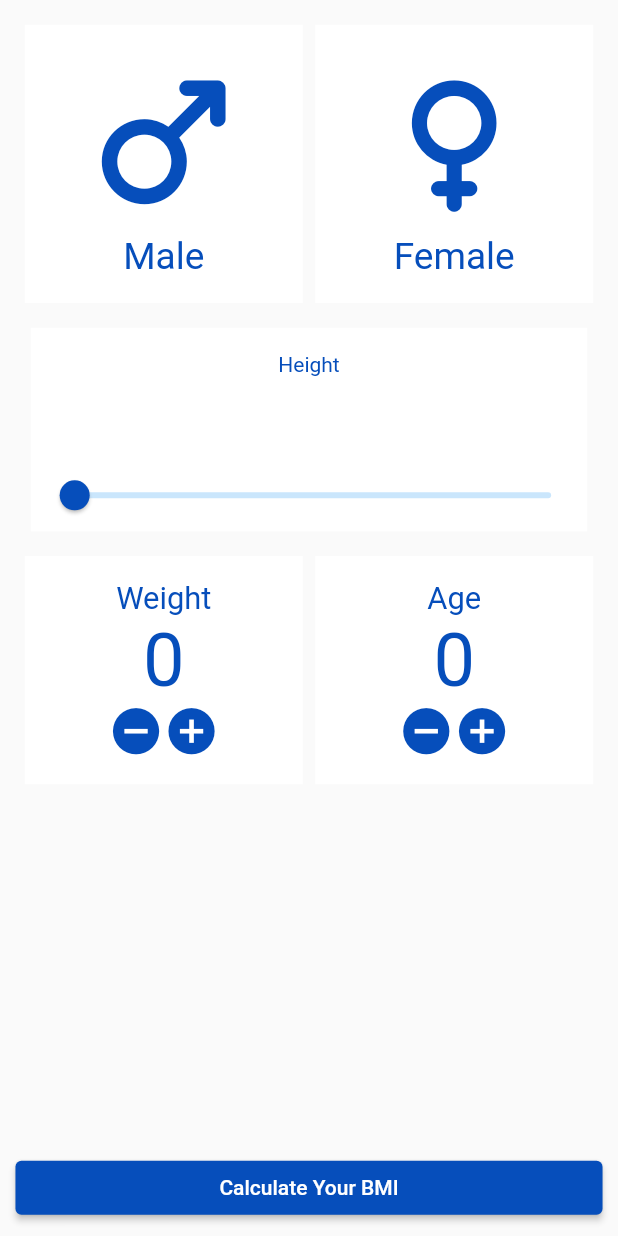
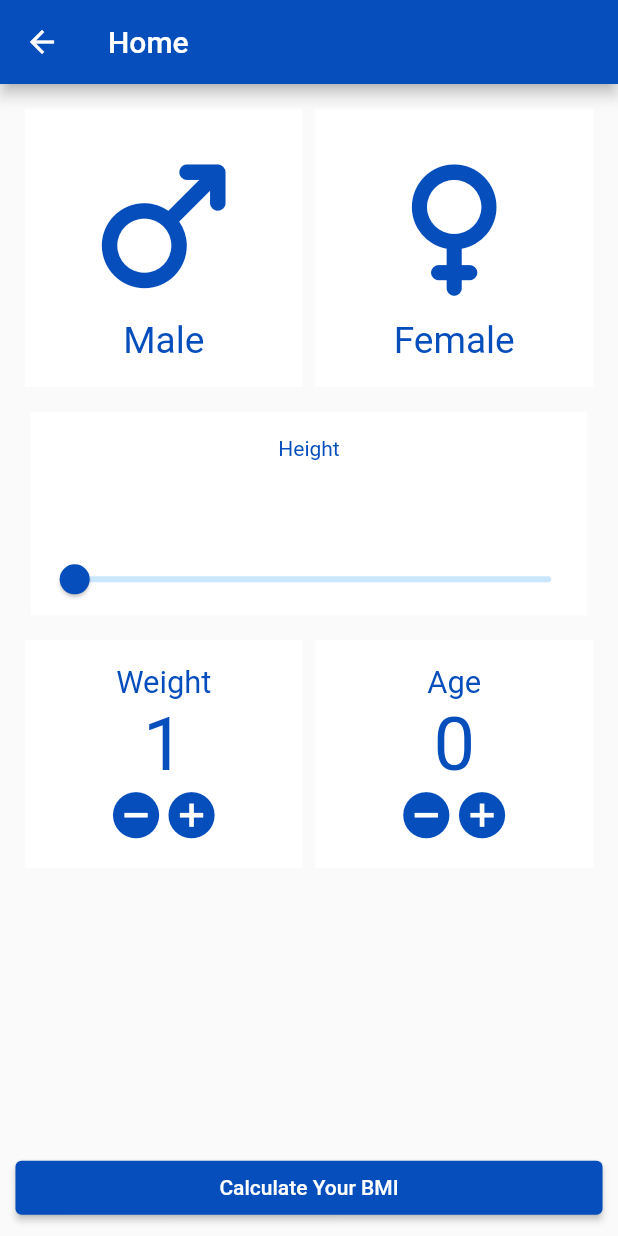
Before and after one commit to shahzebnaqvi/Medical_App, a Flutter app: the Bmi screen opened directly, after a tap on the "add circle" icon, on a phone screen of 412 x 824 dp. Run offline on Flutter 3.47's test engine with Material 2 defaults, Android fonts, the phone set to English and light mode, and no system bars; our stand-ins replace carousel_slider, get.

Commit message:
bmi calculate

```diff
--- /dev/null
+++ b/lib/Controllers/bmi_controller.dart
@@ -0,0 +1,36 @@
+import 'package:get/get.dart';
+
+class BmiController extends GetxController {
+  var gender = 0.obs;
+  final height = 0.obs;
+  var weight = 0.obs;
+  var age = 0.obs;
+  increment(var index) {
+    print(index);
+    if (index == "1") {
+      weight++;
+      print(weight);
+      update();
+    } else if (index == "2") {
+      age++;
+      print(age);
+      update();
+    }
+  }
+
+  decrement(var index) {
+    if (index == "1") {
+      if (weight >= 1) {
+        weight--;
+      }
+      print(weight);
+      update();
+    } else if (index == "2") {
+      if (age >= 1) {
+        age--;
+      }
+      print(age);
+      update();
+    }
+  }
+}
--- a/lib/Screens/additionaltools/bmi.dart
+++ b/lib/Screens/additionaltools/bmi.dart
@@ -1,21 +1,9 @@
 import 'package:flutter/material.dart';
+import 'package:get/get.dart';
 import 'package:medical_app/Constants/constants.dart';
+import 'package:medical_app/Controllers/bmi_controller.dart';
 
-void increment1() {
-  counter1++;
-}
-
-void increment2() {
-  counter2++;
-}
-
-void decrement1() {
-  counter1--;
-}
-
-void decrement2() {
-  counter2--;
-}
+import '../../Widgets/bmi_widget.dart';
 
 class Bmi extends StatefulWidget {
   const Bmi({Key? key}) : super(key: key);
@@ -24,31 +12,39 @@ class Bmi extends StatefulWidget {
   _BmiState createState() => _BmiState();
 }
 
-int counter1 = 0;
-int counter2 = 0;
 double heightcm1 = 0;
 String heightcm = "";
 Color backcolor = Colors.black;
 Color backcolorcon = Colors.white;
 
-// Color backbut = Colors.pink.shade900;
-Color backbut21 = Colors.pink.shade50;
-
-Color coloricon = Color.fromRGBO(6, 78, 187, 1);
+Color coloricon = Constants.mainColor;
 Color fontcolor = Constants.mainColor;
 double _currentSliderValue = 20;
+final genderController = TextEditingController();
+final heightController = TextEditingController();
+final weightController = TextEditingController();
+final ageController = TextEditingController();
+final bmiController = Get.put(BmiController());
 
 class _BmiState extends State<Bmi> {
   height() {
     setState(() {
       heightcm1 = _currentSliderValue;
       heightcm = num.parse(heightcm1.toString()).toStringAsFixed(1);
+      // bmiController.height = heightcm.runtimeType;
+      // bmiController.height.value = heightcm;
+      print(heightcm1.runtimeType);
+      print(bmiController.height.value.runtimeType);
     });
   }
 
   @override
   Widget build(BuildContext context) {
     return Scaffold(
+      appBar: AppBar(
+        title: const Text('Home'),
+        backgroundColor: Constants.mainColor,
+      ),
       body: Column(
         children: [
           Padding(
@@ -84,7 +80,7 @@ class _BmiState extends State<Bmi> {
                   value: _currentSliderValue,
                   min: 10,
                   max: 1000,
-                  activeColor: Colors.white,
+                  activeColor: Constants.mainColor,
                   thumbColor: Constants.mainColor,
                   divisions: 1000,
                   label: _currentSliderValue.round().toString(),
@@ -103,16 +99,131 @@ class _BmiState extends State<Bmi> {
             child: Row(
               mainAxisAlignment: MainAxisAlignment.spaceBetween,
               children: [
-                Containerhalf1(
-                    heading1: "Weight",
-                    counter: counter1,
-                    indexnum: "1",
-                    Onincrement: () => increment1()),
-                Containerhalf1(
-                    heading1: "Age",
-                    counter: counter2,
-                    indexnum: "2",
-                    Onincrement: () => increment1()),
+                Container(
+                  padding: EdgeInsets.all(
+                    MediaQuery.of(context).size.width * 0.04,
+                  ),
+                  width: MediaQuery.of(context).size.width * 0.45,
+                  color: backcolorcon,
+                  child: Column(
+                    children: [
+                      Text(
+                        "Weight",
+                        style: TextStyle(
+                            fontSize: MediaQuery.of(context).size.width * 0.05,
+                            color: fontcolor),
+                      ),
+                      Obx(() => Text(
+                            '${bmiController.weight.value}',
+                            style: TextStyle(
+                                fontSize:
+                                    MediaQuery.of(context).size.width * 0.12,
+                                color: fontcolor),
+                          )),
+                      // Text(
+                      //   "${widget.counter}",
+                      //   style: TextStyle(
+                      //       fontSize: MediaQuery.of(context).size.width * 0.12,
+                      //       color: fontcolor),
+                      // ),
+                      Row(
+                        mainAxisAlignment: MainAxisAlignment.center,
+                        children: [
+                          InkWell(
+                            onTap: () {
+                              bmiController.decrement("1");
+                            },
+                            child: Icon(
+                              Icons.remove_circle,
+                              color: fontcolor,
+                              size: MediaQuery.of(context).size.width * 0.09,
+                            ),
+                          ),
+                          InkWell(
+                            onTap: () {
+                              bmiController.increment("1");
+                            },
+                            child: Icon(
+                              Icons.add_circle,
+                              color: fontcolor,
+                              size: MediaQuery.of(context).size.width * 0.09,
+                            ),
+                          ),
+                        ],
+                      )
+                    ],
+                  ),
+                ),
+                Container(
+                  padding: EdgeInsets.all(
+                    MediaQuery.of(context).size.width * 0.04,
+                  ),
+                  width: MediaQuery.of(context).size.width * 0.45,
+                  color: backcolorcon,
+                  child: Column(
+                    children: [
+                      Text(
+                        "Age",
+                        style: TextStyle(
+                            fontSize: MediaQuery.of(context).size.width * 0.05,
+                            color: fontcolor),
+                      ),
+                      Obx(() => Text(
+                            '${bmiController.age.value}',
+                            style: TextStyle(
+                                fontSize:
+                                    MediaQuery.of(context).size.width * 0.12,
+                                color: fontcolor),
+                          )),
+                      //         GetX<BmiController>(
+                      //           init: BmiController(),
+                      //           builder: (_c) =>
+                      //               Text('GetX: ${bmiController.weight.value}'),
+                      //         ),
+                      // Text(
+                      //   "${widget.counter}",
+                      //   style: TextStyle(
+                      //       fontSize: MediaQuery.of(context).size.width * 0.12,
+                      //       color: fontcolor),
+                      // ),
+                      Row(
+                        mainAxisAlignment: MainAxisAlignment.center,
+                        children: [
+                          InkWell(
+                            onTap: () {
+                              bmiController.decrement("2");
+                            },
+                            child: Icon(
+                              Icons.remove_circle,
+                              color: fontcolor,
+                              size: MediaQuery.of(context).size.width * 0.09,
+                            ),
+                          ),
+                          InkWell(
+                            onTap: () {
+                              bmiController.increment("2");
+                            },
+                            child: Icon(
+                              Icons.add_circle,
+                              color: fontcolor,
+                              size: MediaQuery.of(context).size.width * 0.09,
+                            ),
+                          ),
+                        ],
+                      )
+                    ],
+                  ),
+                ),
+                // Containerhalf1(
+                //     heading1: "Weight",
+                //     counter: bmiController.weight.value,
+                //     indexnum: "1",
+                //     Onincrement: () => {}),
+                // Containerhalf1(
+                //     heading1: "Age",
+                //     counter: bmiController.weight.value,
+                //     indexnum: "2",
+                //     Onincrement: () {}),
               ],
             ),
           ),
@@ -136,118 +247,3 @@ class _BmiState extends State<Bmi> {
     );
   }
 }
-
-Widget containerhalf(context, iconcont, name) {
-  return Container(
-    padding: EdgeInsets.all(
-      MediaQuery.of(context).size.width * 0.04,
-    ),
-    width: MediaQuery.of(context).size.width * 0.45,
-    color: backcolorcon,
-    child: Column(
-      children: [
-        Icon(iconcont,
-            color: coloricon, size: MediaQuery.of(context).size.width * 0.3),
-        Text(
-          name,
-          style: TextStyle(
-              fontSize: MediaQuery.of(context).size.width * 0.06,
-              color: fontcolor),
-        )
-      ],
-    ),
-  );
-}
-
-class Containerhalf1 extends StatefulWidget {
-  const Containerhalf1(
-      {Key? key,
-      required this.heading1,
-      required this.counter,
-      required this.indexnum,
-      required this.Onincrement})
-      : super(key: key);
-  final String heading1;
-  final int counter;
-  final String indexnum;
-  final Function Onincrement;
-
-  @override
-  _Containerhalf1State createState() => _Containerhalf1State();
-}
-
-int counteraa = 0;
-// var heading1 = "Weight";
-
-class _Containerhalf1State extends State<Containerhalf1> {
-  void _incrementCounter() {
-    setState(() {
-      widget.Onincrement;
-      print(widget.Onincrement);
-      print(widget.counter);
-    });
-  }
-
-  void _decrementCounter() {
-    setState(() {
-      counteraa--;
-      print(counteraa);
-      print(counteraa);
-
-      print(counter1);
-      print(counter2);
-    });
-  }
-
-  @override
-  Widget build(BuildContext context) {
-    return Container(
-      padding: EdgeInsets.all(
-        MediaQuery.of(context).size.width * 0.04,
-      ),
-      width: MediaQuery.of(context).size.width * 0.45,
-      color: backcolorcon,
-      child: Column(
-        children: [
-          Text(
-            "${widget.heading1}",
-            style: TextStyle(
-                fontSize: MediaQuery.of(context).size.width * 0.05,
-                color: fontcolor),
-          ),
-          Text(
-            "${widget.counter}",
-            style: TextStyle(
-                fontSize: MediaQuery.of(context).size.width * 0.12,
-                color: fontcolor),
-          ),
-          Row(
-            mainAxisAlignment: MainAxisAlignment.center,
-            children: [
-              InkWell(
-                onTap: () {
-                  _decrementCounter();
-                },
-                child: Icon(
-                  Icons.remove_circle,
-                  color: fontcolor,
-                  size: MediaQuery.of(context).size.width * 0.09,
-                ),
-              ),
-              InkWell(
-                onTap: () {
-                  _incrementCounter();
-                },
-                child: Icon(
-                  Icons.add_circle,
-                  color: fontcolor,
-                  size: MediaQuery.of(context).size.width * 0.09,
-                ),
-              ),
-            ],
-          )
-        ],
-      ),
-    );
-  }
-}
--- /dev/null
+++ b/lib/Widgets/bmi_widget.dart
@@ -0,0 +1,27 @@
+import 'package:flutter/material.dart';
+import 'package:get/get.dart';
+import 'package:medical_app/Controllers/bmi_controller.dart';
+
+import '../Screens/additionaltools/bmi.dart';
+
+Widget containerhalf(context, iconcont, name) {
+  return Container(
+    padding: EdgeInsets.all(
+      MediaQuery.of(context).size.width * 0.04,
+    ),
+    width: MediaQuery.of(context).size.width * 0.45,
+    color: backcolorcon,
+    child: Column(
+      children: [
+        Icon(iconcont,
+            color: coloricon, size: MediaQuery.of(context).size.width * 0.3),
+        Text(
+          name,
+          style: TextStyle(
+              fontSize: MediaQuery.of(context).size.width * 0.06,
+              color: fontcolor),
+        )
+      ],
+    ),
+  );
+}
```
